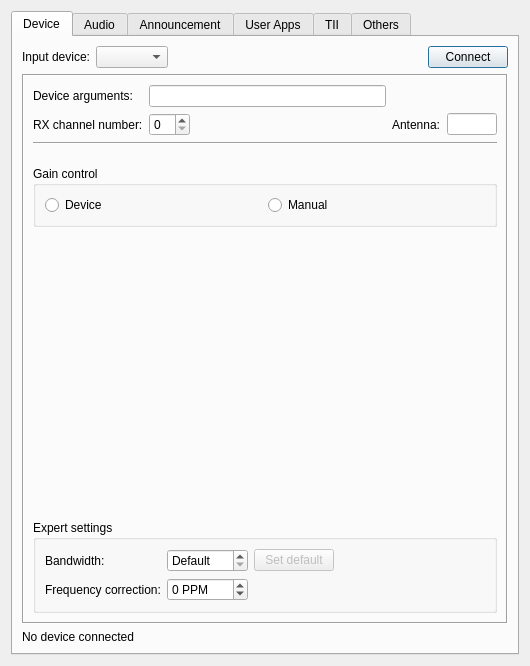
Before: the Qt Designer form gui/setupdialog.ui in KejPi/AbracaDABra, drawn with Qt 5.
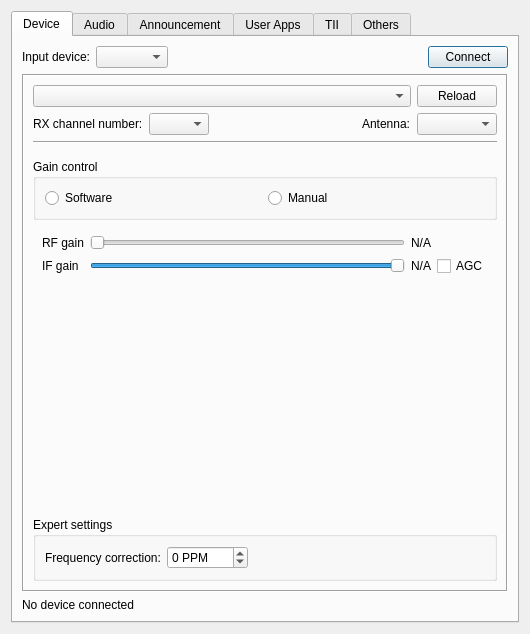
After: the same form once the commit is applied. The open tabs and pages were chosen to show the change. Custom widgets are drawn as their Qt base class.

Commit message: feat: SDRplay devices support added

```diff
--- a/gui/setupdialog.ui
+++ b/gui/setupdialog.ui
@@ -7,7 +7,7 @@
     <x>0</x>
     <y>0</y>
     <width>530</width>
-    <height>666</height>
+    <height>634</height>
    </rect>
   </property>
   <property name="minimumSize">
@@ -1019,6 +1019,277 @@
                </spacer>
               </item>
              </layout>
+            </widget>
+           </item>
+           <item row="5" column="0" colspan="2">
+            <spacer name="verticalSpacer_3">
+             <property name="orientation">
+              <enum>Qt::Orientation::Vertical</enum>
+             </property>
+             <property name="sizeType">
+              <enum>QSizePolicy::Policy::MinimumExpanding</enum>
+             </property>
+             <property name="sizeHint" stdset="0">
+              <size>
+               <width>0</width>
+               <height>0</height>
+              </size>
+             </property>
+            </spacer>
+           </item>
+          </layout>
+         </widget>
+         <widget class="QWidget" name="sdrplayPage">
+          <layout class="QGridLayout" name="gridLayout_16">
+           <item row="1" column="5">
+            <widget class="QComboBox" name="sdrplayAntennaCombo"/>
+           </item>
+           <item row="2" column="0" colspan="6">
+            <widget class="QWidget" name="sdrplayInfoWidget" native="true">
+             <layout class="QGridLayout" name="soapysdrInfoWidgetLayout_3">
+              <property name="leftMargin">
+               <number>0</number>
+              </property>
+              <property name="topMargin">
+               <number>0</number>
+              </property>
+              <property name="rightMargin">
+               <number>0</number>
+              </property>
+              <item row="0" column="0">
+               <widget class="Line" name="line_11">
+                <property name="orientation">
+                 <enum>Qt::Orientation::Horizontal</enum>
+                </property>
+               </widget>
+              </item>
+             </layout>
+            </widget>
+           </item>
+           <item row="0" column="5">
+            <widget class="QPushButton" name="sdrplayReloadButton">
+             <property name="sizePolicy">
+              <sizepolicy hsizetype="Minimum" vsizetype="Fixed">
+               <horstretch>0</horstretch>
+               <verstretch>0</verstretch>
+              </sizepolicy>
+             </property>
+             <property name="text">
+              <string>Reload</string>
+             </property>
+            </widget>
+           </item>
+           <item row="3" column="0" colspan="6">
+            <widget class="QGroupBox" name="sdrplayGainModeGroup">
+             <property name="title">
+              <string>Gain control</string>
+             </property>
+             <layout class="QHBoxLayout" name="horizontalLayout_29">
+              <item>
+               <widget class="QRadioButton" name="sdrplayGainModeSw">
+                <property name="text">
+                 <string>Software</string>
+                </property>
+               </widget>
+              </item>
+              <item>
+               <widget class="QRadioButton" name="sdrplayGainModeManual">
+                <property name="toolTip">
+                 <string>Manual gain control</string>
+                </property>
+                <property name="text">
+                 <string>Manual</string>
+                </property>
+               </widget>
+              </item>
+             </layout>
+            </widget>
+           </item>
+           <item row="6" column="0" colspan="6">
+            <widget class="QGroupBox" name="sdrplayExpertGroup">
+             <property name="title">
+              <string>Expert settings</string>
+             </property>
+             <layout class="QGridLayout" name="gridLayout_26">
+              <item row="4" column="0">
+               <widget class="QLabel" name="sdrplayPPMLabel">
+                <property name="midLineWidth">
+                 <number>-3</number>
+                </property>
+                <property name="text">
+                 <string>Frequency correction:</string>
+                </property>
+               </widget>
+              </item>
+              <item row="4" column="1">
+               <widget class="QSpinBox" name="sdrplayPPM">
+                <property name="suffix">
+                 <string notr="true"> PPM</string>
+                </property>
+                <property name="minimum">
+                 <number>-100</number>
+                </property>
+                <property name="maximum">
+                 <number>100</number>
+                </property>
+                <property name="singleStep">
+                 <number>1</number>
+                </property>
+               </widget>
+              </item>
+              <item row="4" column="2">
+               <spacer name="horizontalSpacer_3">
+                <property name="orientation">
+                 <enum>Qt::Orientation::Horizontal</enum>
+                </property>
+                <property name="sizeHint" stdset="0">
+                 <size>
+                  <width>40</width>
+                  <height>20</height>
+                 </size>
+                </property>
+               </spacer>
+              </item>
+             </layout>
+            </widget>
+           </item>
+           <item row="5" column="1">
+            <spacer name="verticalSpacer_11">
+             <property name="orientation">
+              <enum>Qt::Orientation::Vertical</enum>
+             </property>
+             <property name="sizeHint" stdset="0">
+              <size>
+               <width>20</width>
+               <height>107</height>
+              </size>
+             </property>
+            </spacer>
+           </item>
+           <item row="0" column="0" colspan="5">
+            <widget class="QComboBox" name="sdrplayDeviceListCombo">
+             <property name="sizePolicy">
+              <sizepolicy hsizetype="MinimumExpanding" vsizetype="Fixed">
+               <horstretch>0</horstretch>
+               <verstretch>0</verstretch>
+              </sizepolicy>
+             </property>
+            </widget>
+           </item>
+           <item row="1" column="2">
+            <spacer name="horizontalSpacer_6">
+             <property name="orientation">
+              <enum>Qt::Orientation::Horizontal</enum>
+             </property>
+             <property name="sizeHint" stdset="0">
+              <size>
+               <width>40</width>
+               <height>20</height>
+              </size>
+             </property>
+            </spacer>
+           </item>
+           <item row="1" column="3" colspan="2">
+            <widget class="QLabel" name="sdrplayAntennalLabel">
+             <property name="text">
+              <string>Antenna:</string>
+             </property>
+            </widget>
+           </item>
+           <item row="4" column="0" colspan="6">
+            <widget class="QWidget" name="sdrplayGainWidget" native="true">
+             <layout class="QGridLayout" name="gridLayout_15">
+              <item row="4" column="0">
+               <widget class="QLabel" name="sdrplayIFGain">
+                <property name="text">
+                 <string>IF gain</string>
+                </property>
+               </widget>
+              </item>
+              <item row="4" column="3">
+               <widget class="QCheckBox" name="sdrplayIFAGCCheckbox">
+                <property name="toolTip">
+                 <string>LNA AGC </string>
+                </property>
+                <property name="text">
+                 <string>AGC</string>
+                </property>
+               </widget>
+              </item>
+              <item row="4" column="2">
+               <widget class="QLabel" name="sdrplayIFGainLabel">
+                <property name="text">
+                 <string notr="true">N/A</string>
+                </property>
+                <property name="alignment">
+                 <set>Qt::AlignmentFlag::AlignRight|Qt::AlignmentFlag::AlignTrailing|Qt::AlignmentFlag::AlignVCenter</set>
+                </property>
+               </widget>
+              </item>
+              <item row="4" column="1">
+               <widget class="QSlider" name="sdrplayIFGainSlider">
+                <property name="minimum">
+                 <number>-59</number>
+                </property>
+                <property name="maximum">
+                 <number>-20</number>
+                </property>
+                <property name="value">
+                 <number>-20</number>
+                </property>
+                <property name="orientation">
+                 <enum>Qt::Orientation::Horizontal</enum>
+                </property>
+               </widget>
+              </item>
+              <item row="0" column="2">
+               <widget class="QLabel" name="sdrplayRFGainLabel">
+                <property name="text">
+                 <string notr="true">N/A</string>
+                </property>
+                <property name="alignment">
+                 <set>Qt::AlignmentFlag::AlignRight|Qt::AlignmentFlag::AlignTrailing|Qt::AlignmentFlag::AlignVCenter</set>
+                </property>
+               </widget>
+              </item>
+              <item row="0" column="1">
+               <widget class="QSlider" name="sdrplayRFGainSlider">
+                <property name="orientation">
+                 <enum>Qt::Orientation::Horizontal</enum>
+                </property>
+               </widget>
+              </item>
+              <item row="0" column="0">
+               <widget class="QLabel" name="sdrplayRFGain">
+                <property name="text">
+                 <string>RF gain</string>
+                </property>
+               </widget>
+              </item>
+             </layout>
+            </widget>
+           </item>
+           <item row="1" column="0">
+            <widget class="QLabel" name="sdrplayChannelNumLabel">
+             <property name="text">
+              <string>RX channel number:</string>
+             </property>
+            </widget>
+           </item>
+           <item row="1" column="1">
+            <widget class="QComboBox" name="sdrplayChannelCombo">
+             <property name="sizePolicy">
+              <sizepolicy hsizetype="Fixed" vsizetype="Fixed">
+               <horstretch>0</horstretch>
+               <verstretch>0</verstretch>
+              </sizepolicy>
+             </property>
+             <property name="maximumSize">
+              <size>
+               <width>60</width>
+               <height>16777215</height>
+              </size>
+             </property>
             </widget>
            </item>
           </layout>
```
Left out of the diff: 18 changed lines with no effect on the pictures. The commit also changes 8 other files.
